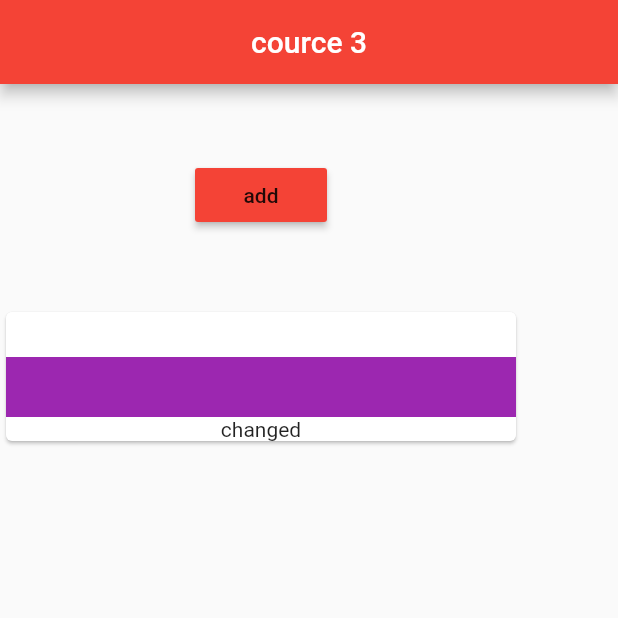
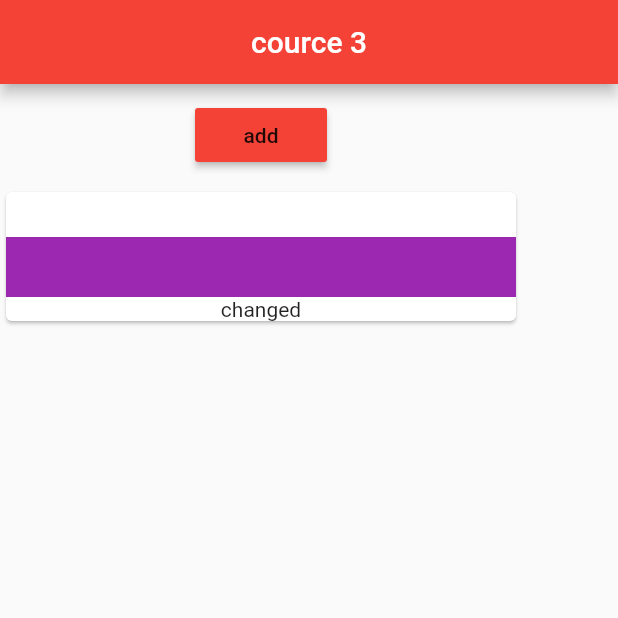
Before and after one commit to akshayyadav76/cource_3, a Flutter app: the screen it shows after launch, on a phone screen of 412 x 824 dp, the top half of it. Run offline on Flutter 3.47's test engine with Material 2 defaults, Android fonts, the phone set to English and light mode, and no system bars.

```diff
--- a/lib/main.dart
+++ b/lib/main.dart
@@ -1,8 +1,9 @@
 import 'package:flutter/material.dart';
-
+import 'package:flutter/rendering.dart';
 import './products_manager.dart';
 
 main() {
+   debugPaintSizeEnabled = true;
   runApp(MaterialApp(
    theme: ThemeData(
      primarySwatch: Colors.red
--- a/lib/products_manager.dart
+++ b/lib/products_manager.dart
@@ -33,7 +33,7 @@ class _ProductsManagerState extends State<ProductsManager> {
 
       appBar: AppBar(title: Text("cource 3"),centerTitle: true,),
         body: Column(children: [Container(
-        margin: EdgeInsets.all(50),
+        margin: EdgeInsets.all(10),
 
         child: Button(_addbutton),
         ),
```
